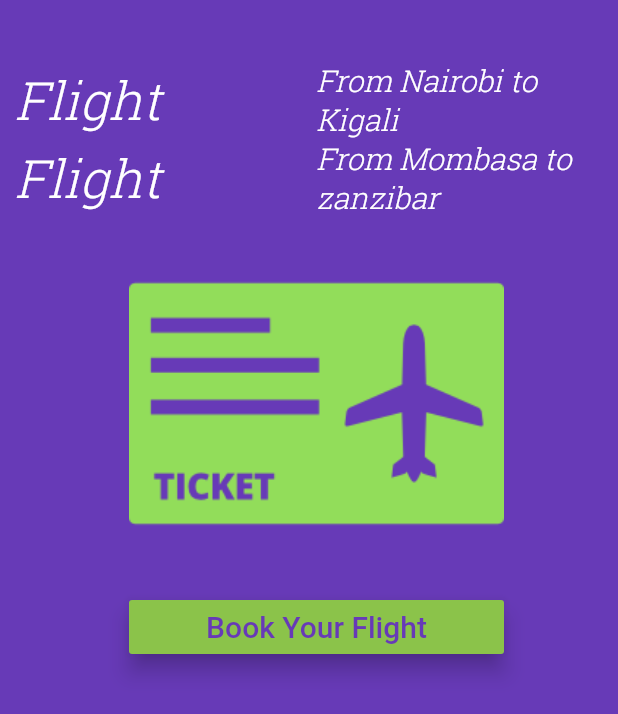
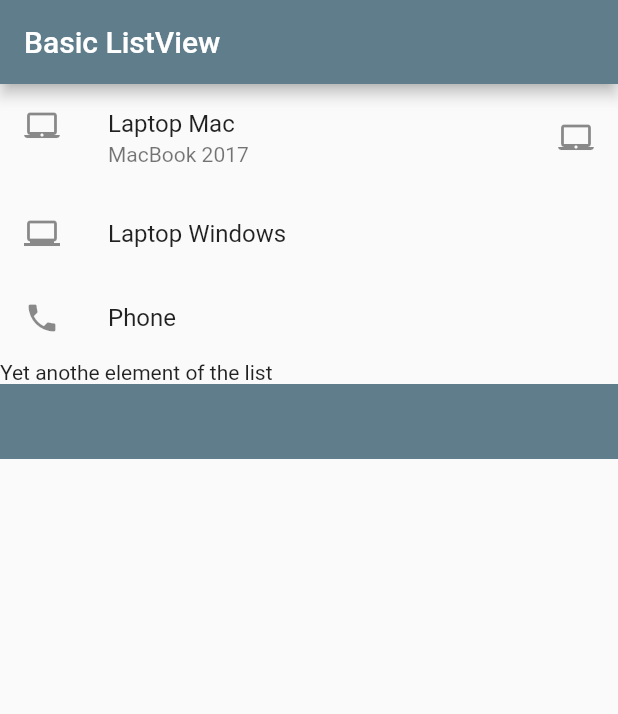
Before and after one commit to petermwash/Flutter-Play-Groung, a Flutter app: the screen it shows after launch, on a phone screen of 412 x 824 dp. Shown: the top 714 px of the screen. Run offline on Flutter 3.47's test engine with Material 2 defaults, Android fonts, the phone set to English and light mode, and no system bars.

Commit message:
Using Basic ListView

```diff
--- a/lib/main.dart
+++ b/lib/main.dart
@@ -3,7 +3,40 @@ import 'package:flutter_app/app_screens/home.dart';
 
 void main() {
   runApp(MaterialApp(
-    title: "Exploring UI widgets",
-    home: Home(),
+    title: "Exploring ListView",
+    home: Scaffold(
+      appBar: AppBar(
+        title: Text("Basic ListView"),
+        backgroundColor: Colors.blueGrey,
+      ),
+      body: getListView(),
+    ),
   ));
 }
+
+Widget getListView() {
+  var listView = ListView(
+    children: <Widget>[
+      ListTile(
+        leading: Icon(Icons.laptop_mac),
+        title: Text("Laptop Mac"),
+        subtitle: Text("MacBook 2017"),
+        trailing: Icon(Icons.laptop_mac),
+        onTap: () => debugPrint(
+          "Laptop Mac was tapped!!"
+        ),
+      ),
+      ListTile(
+        leading: Icon(Icons.laptop_windows),
+        title: Text("Laptop Windows"),
+      ),
+      ListTile(
+        leading: Icon(Icons.phone),
+        title: Text("Phone"),
+      ),
+      Text("Yet anothe element of the list"),
+      Container(color: Colors.blueGrey, height: 50.0,)
+    ],
+  );
+  return listView;
+}
```
